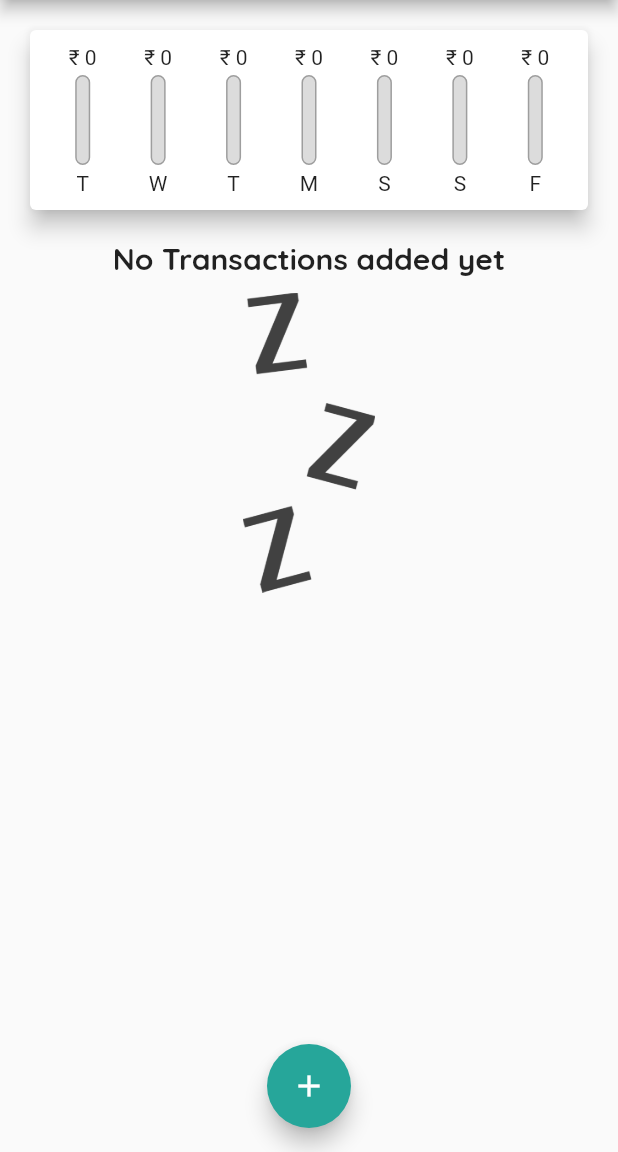
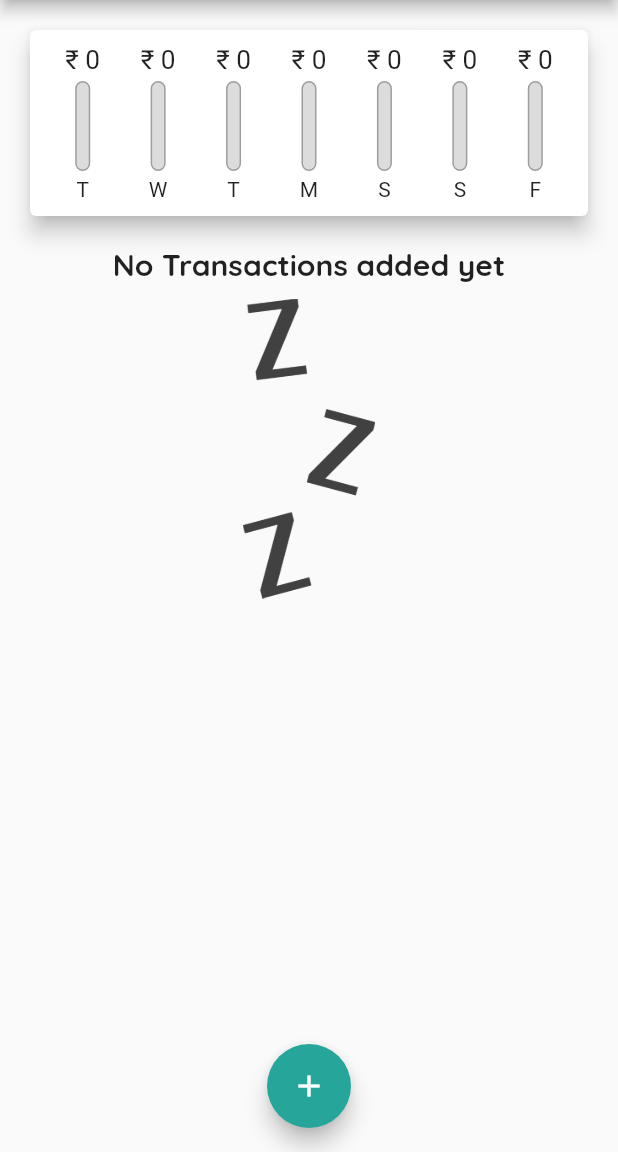
Before and after one commit to Sharan-121/Personal-Expense-Tracker, a Flutter app: the screen it shows after launch, on a phone screen of 412 x 824 dp, the part 84-1236 px from its top. Run offline on Flutter 3.47's test engine with Material 2 defaults, Android fonts, the phone set to English and light mode, and no system bars.

Commit message:
fixed chart layout issue

```diff
--- a/lib/widgets/chart_bar.dart
+++ b/lib/widgets/chart_bar.dart
@@ -12,7 +12,13 @@ class ChartBar extends StatelessWidget {
   Widget build(BuildContext context) {
     return Column(
       children: <Widget>[
-        FittedBox(child: Text('\₹ ${spendingAmount.toStringAsFixed(0)}')),
+        Container(
+          height: 20,
+          child: FittedBox(
+              child: Text(
+            '\₹ ${spendingAmount.toStringAsFixed(0)}',
+          )),
+        ),
         SizedBox(
           height: 4,
         ),
```
